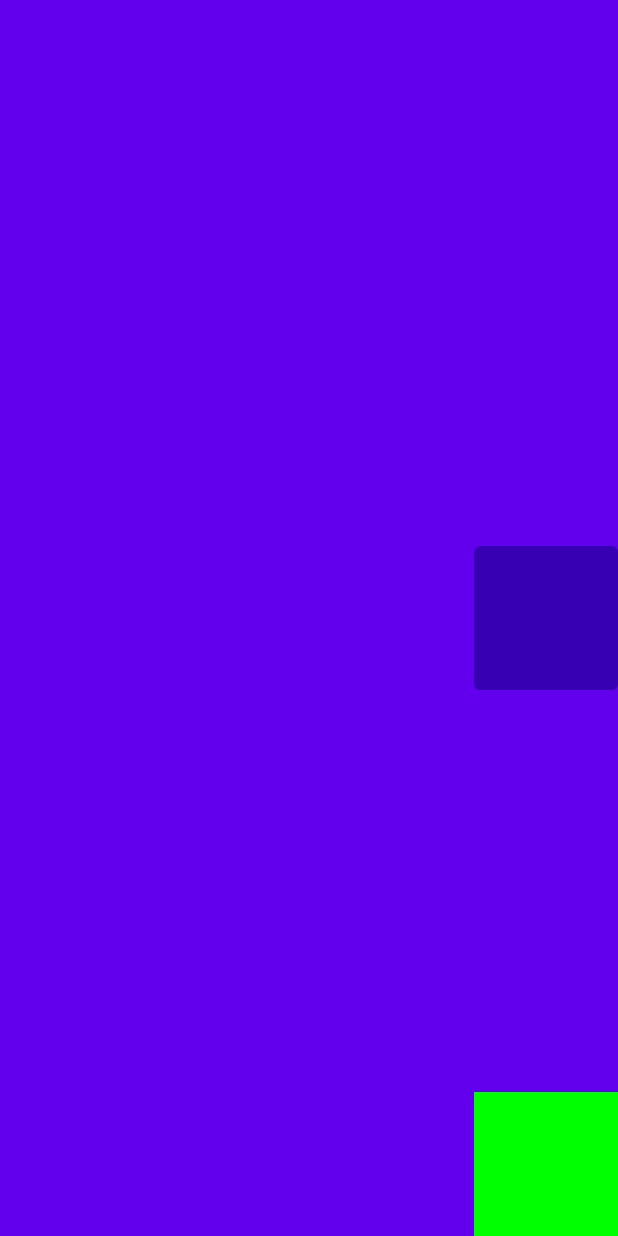
After one commit to JetpackDuba/Training, an Android app built with Jetpack Compose: the composable Example7_Box shown on its own in the app's theme, on a phone screen of 412 x 824 dp. The commit adds this screen. Run offline under Robolectric (Android 15) with nearby library versions, the light colour scheme and no system bars.

Commit message:
Added additional examples

```diff
--- /dev/null
+++ b/app/src/main/java/com/aeab13/training/Example7_Box.kt
@@ -0,0 +1,46 @@
+package com.aeab13.training
+
+import androidx.compose.animation.AnimatedVisibility
+import androidx.compose.animation.ExperimentalAnimationApi
+import androidx.compose.animation.slideInHorizontally
+import androidx.compose.foundation.Image
+import androidx.compose.foundation.background
+import androidx.compose.foundation.layout.Box
+import androidx.compose.foundation.layout.Column
+import androidx.compose.foundation.layout.fillMaxSize
+import androidx.compose.foundation.layout.size
+import androidx.compose.material.Button
+import androidx.compose.material.MaterialTheme
+import androidx.compose.material.Text
+import androidx.compose.runtime.*
+import androidx.compose.ui.Alignment
+import androidx.compose.ui.Modifier
+import androidx.compose.ui.draw.clip
+import androidx.compose.ui.graphics.Color
+import androidx.compose.ui.res.painterResource
+import androidx.compose.ui.unit.dp
+import com.aeab13.training.ui.theme.primaryTextColor
+
+@OptIn(ExperimentalAnimationApi::class)
+@Composable
+fun Example7_Box() {
+    Box(
+        modifier = Modifier
+            .fillMaxSize()
+            .background(MaterialTheme.colors.primary),
+    ) {
+        Box(
+            modifier = Modifier
+                .align(Alignment.CenterEnd)
+                .size(96.dp)
+                .clip(MaterialTheme.shapes.small)
+                .background(MaterialTheme.colors.primaryVariant)
+        )
+        Box(
+            modifier = Modifier
+                .align(Alignment.BottomEnd)
+                .size(96.dp)
+                .background(MaterialTheme.colors.primaryTextColor)
+        )
+    }
+}
--- a/app/src/main/java/com/aeab13/training/ui/theme/Theme.kt
+++ b/app/src/main/java/com/aeab13/training/ui/theme/Theme.kt
@@ -1,10 +1,12 @@
 package com.aeab13.training.ui.theme
 
 import androidx.compose.foundation.isSystemInDarkTheme
+import androidx.compose.material.Colors
 import androidx.compose.material.MaterialTheme
 import androidx.compose.material.darkColors
 import androidx.compose.material.lightColors
 import androidx.compose.runtime.Composable
+import androidx.compose.ui.graphics.Color
 
 private val DarkColorPalette = darkColors(
     primary = Purple200,
@@ -15,7 +17,7 @@ private val DarkColorPalette = darkColors(
 private val LightColorPalette = lightColors(
     primary = Purple500,
     primaryVariant = Purple700,
-    secondary = Teal200
+    secondary = Teal200,
 
     /* Other default colors to override
     background = Color.White,
@@ -42,3 +44,13 @@ fun TrainingTheme(darkTheme: Boolean = isSystemInDarkTheme(), content: @Composab
         content = content
     )
 }
+
+
+@get:Composable
+val Colors.primaryTextColor: Color
+    get() {
+        return if (isLight)
+            Color.Green
+        else
+            Color.LightGray
+    }
```
Also changed, not shown: app/src/main/java/com/aeab13/training/Example5.kt (added, +125 -0 lines), app/src/main/java/com/aeab13/training/Example6.kt (added, +45 -0 lines).
